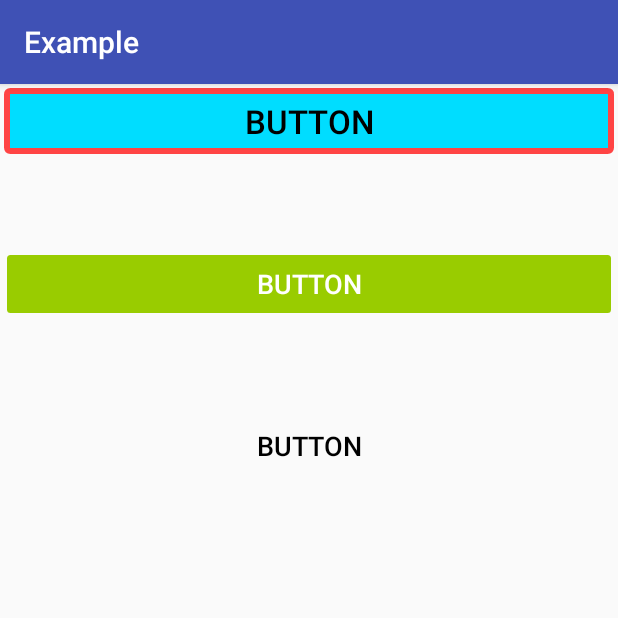
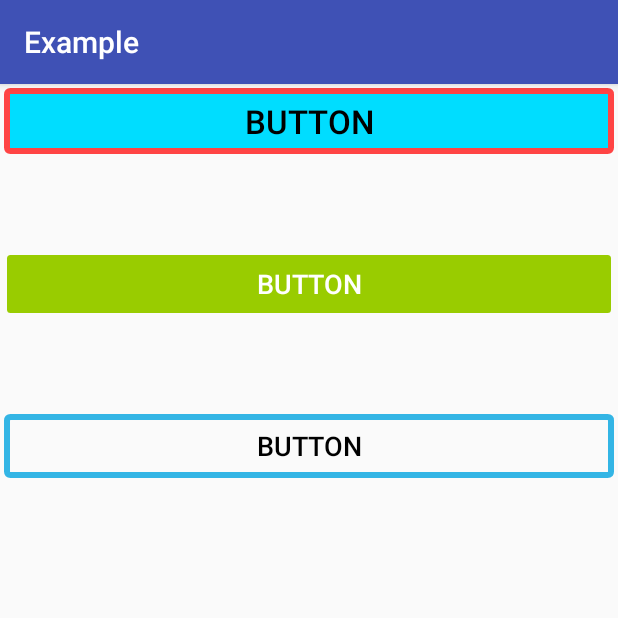
Before and after one commit to Ekalips/FancyButtonProj, an Android app: the screen it shows after launch (MainActivity), on a phone screen of 412 x 824 dp, the top half of it. Run offline under Robolectric (Android 15) with nearby library versions, the phone set to English and light mode, and no system bars; libraries missing offline, so code that uses them is left out: me.zhanghai.android; 12 statements that could not run were skipped.

Commit message:
Updated example

```diff
--- a/example/src/main/res/layout/activity_main.xml
+++ b/example/src/main/res/layout/activity_main.xml
@@ -43,7 +43,7 @@
         app:f_btnStyle="stroke"
         app:f_hideFillAfterCollapse="true"
         app:f_progressColor="@android:color/holo_blue_light"
-        app:f_strokeColor="@android:color/transparent"
+        app:f_strokeColor="@android:color/holo_blue_light"
         app:f_text="Button"
         app:f_textColor="#000"
         app:f_textSize="18sp" />
```
Also changed, not shown: 1 other file.
